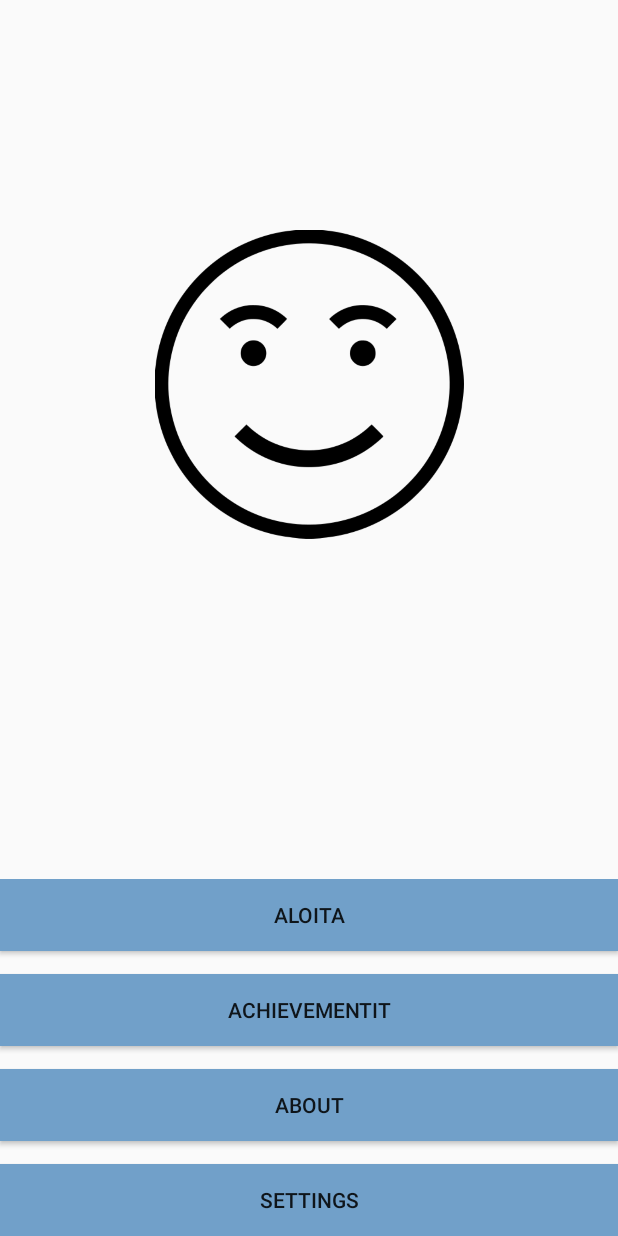
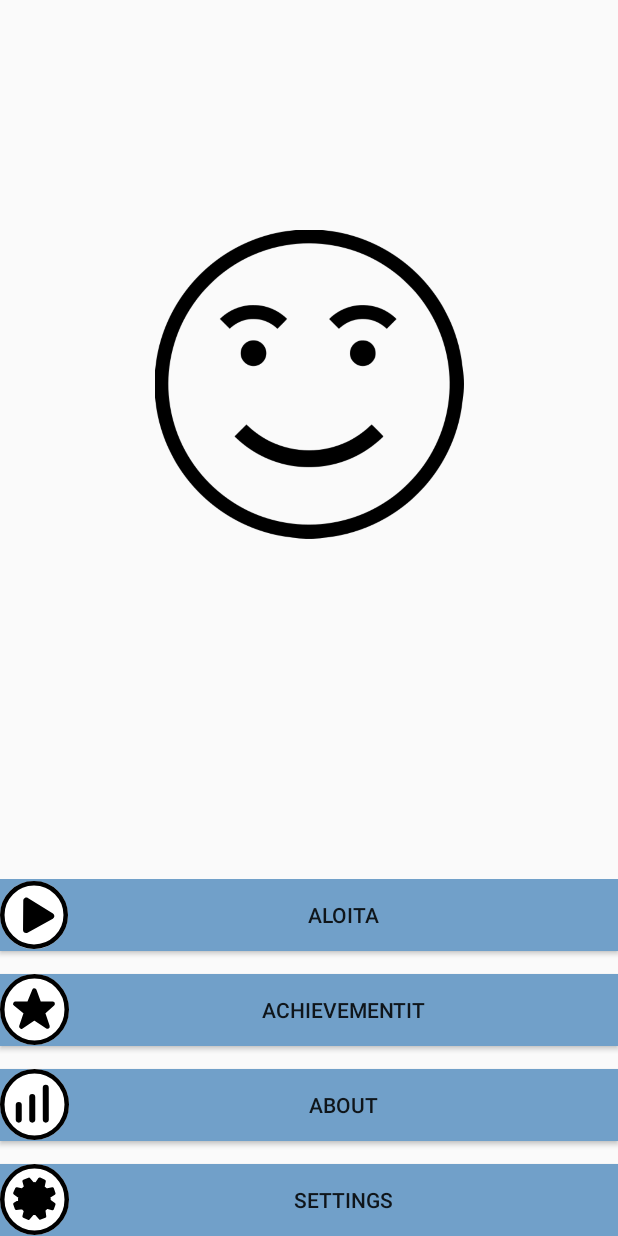
Before and after one commit to Malitsu/projectparsta, an Android app: the screen it shows after launch (MainActivity), on a phone screen of 412 x 824 dp. Run offline under Robolectric (Android 15) with nearby library versions, the phone set to English and light mode, and no system bars.

Commit message:
Add main menu icons.

```diff
--- /dev/null
+++ b/app/src/main/res/drawable/ic_aloita_peli_1.xml
@@ -0,0 +1,24 @@
+<vector xmlns:android="http://schemas.android.com/apk/res/android"
+    android:width="45dp"
+    android:height="45dp"
+    android:viewportWidth="45"
+    android:viewportHeight="45">
+  <path
+      android:pathData="M22.5,22.5m-22.5,0a22.5,22.5 0,1 1,45 0a22.5,22.5 0,1 1,-45 0"
+      android:strokeWidth="3"
+      android:fillColor="#fff"
+      android:strokeColor="#00000000"/>
+  <path
+      android:pathData="M22.5,22.5m-21,0a21,21 0,1 1,42 0a21,21 0,1 1,-42 0"
+      android:strokeWidth="3"
+      android:fillColor="#00000000"
+      android:strokeColor="#000"/>
+  <path
+      android:fillColor="#FF000000"
+      android:pathData="M34.2332,23.609L17.4818,32.894C17.2632,33.0152 17.0759,32.9413 16.9837,32.8864C16.8914,32.8316 16.7371,32.7023 16.7391,32.4523L16.9011,12.9913C16.9032,12.7374 17.0635,12.6108 17.1588,12.558C17.2541,12.5051 17.4464,12.4363 17.6629,12.5691L34.2522,22.7451C34.4653,22.8758 34.4931,23.0752 34.4908,23.1825C34.4884,23.2898 34.4518,23.4878 34.2332,23.609Z"
+      android:strokeColor="#00000000"/>
+  <path
+      android:fillColor="#FF000000"
+      android:pathData="M18.387,14.7737L18.254,30.7503L32.006,23.1277L18.387,14.7737M16.4313,11.2455C17.0256,10.9161 17.7841,10.883 18.4475,11.2899L35.0369,21.4659C36.3429,22.267 36.3007,24.1787 34.9607,24.9215L18.2093,34.2065C16.8693,34.9493 15.2258,33.9719 15.2385,32.4399L15.4005,12.9788C15.407,12.2006 15.837,11.5749 16.4313,11.2455Z"
+      android:strokeColor="#00000000"/>
+</vector>
--- /dev/null
+++ b/app/src/main/res/drawable/ic_asetukset_1.xml
@@ -0,0 +1,30 @@
+<vector xmlns:android="http://schemas.android.com/apk/res/android"
+    android:width="46dp"
+    android:height="47dp"
+    android:viewportWidth="46"
+    android:viewportHeight="47">
+  <path
+      android:pathData="M0,23.5a23,23.5 0,1 0,46 0a23,23.5 0,1 0,-46 0z"
+      android:strokeWidth="3"
+      android:fillColor="#fff"
+      android:strokeColor="#00000000"
+      android:strokeLineCap="round"/>
+  <path
+      android:pathData="M1.5,23.5a21.5,22 0,1 0,43 0a21.5,22 0,1 0,-43 0z"
+      android:strokeWidth="3"
+      android:fillColor="#00000000"
+      android:strokeColor="#000"
+      android:strokeLineCap="round"/>
+  <path
+      android:fillColor="#FF000000"
+      android:pathData="M22.993,13.1h1.189l2.239,-3.177 3.135,1.378 -0.827,3.927 2.273,2.032 3.961,-0.827 1.068,3.031 -3.252,2.067v2.825l3.252,2.342 -1.068,2.962 -3.651,-1.033 -2.034,2 0.587,4.026 -3.1,1.206 -2.8,-3.049h-0.994Z"
+      android:strokeLineJoin="round"
+      android:strokeWidth="2"
+      android:strokeColor="#000"/>
+  <path
+      android:fillColor="#FF000000"
+      android:pathData="M22.7579,13.106h-0.855l-2.581,-3.108 -3.41,1.309 1,3.686 -1.929,2.239 -3.858,-0.861 -1.344,2.962 3.255,2.273v2.893l-3.255,2.032 1.068,2.928 4.134,-0.517 1.929,2 -1,3.755 3.031,1.309 2.852,-3.187h0.988Z"
+      android:strokeLineJoin="round"
+      android:strokeWidth="2"
+      android:strokeColor="#000"/>
+</vector>
--- /dev/null
+++ b/app/src/main/res/drawable/ic_saavutukset.xml
@@ -0,0 +1,22 @@
+<vector xmlns:android="http://schemas.android.com/apk/res/android"
+    android:width="46dp"
+    android:height="47dp"
+    android:viewportWidth="46"
+    android:viewportHeight="47">
+  <path
+      android:pathData="M0,23.5a23,23.5 0,1 0,46 0a23,23.5 0,1 0,-46 0z"
+      android:strokeWidth="3"
+      android:fillColor="#fff"
+      android:strokeColor="#00000000"/>
+  <path
+      android:pathData="M1.5,23.5a21.5,22 0,1 0,43 0a21.5,22 0,1 0,-43 0z"
+      android:strokeWidth="3"
+      android:fillColor="#00000000"
+      android:strokeColor="#000"/>
+  <path
+      android:fillColor="#FF000000"
+      android:pathData="M19.287,19.737l3.612,-8.783 3.226,8.783h8.961l-6.51,5.816 3.1,9.258 -8.773,-5.816 -8.644,5.816 3.1,-9.258 -7.159,-5.816Z"
+      android:strokeLineJoin="round"
+      android:strokeWidth="3"
+      android:strokeColor="#000"/>
+</vector>
--- /dev/null
+++ b/app/src/main/res/drawable/ic_tasot_1.xml
@@ -0,0 +1,36 @@
+<vector xmlns:android="http://schemas.android.com/apk/res/android"
+    android:width="46dp"
+    android:height="47dp"
+    android:viewportWidth="46"
+    android:viewportHeight="47">
+  <path
+      android:pathData="M0,23.5a23,23.5 0,1 0,46 0a23,23.5 0,1 0,-46 0z"
+      android:strokeWidth="3"
+      android:fillColor="#fff"
+      android:strokeColor="#00000000"
+      android:strokeLineCap="round"/>
+  <path
+      android:pathData="M1.5,23.5a21.5,22 0,1 0,43 0a21.5,22 0,1 0,-43 0z"
+      android:strokeWidth="3"
+      android:fillColor="#00000000"
+      android:strokeColor="#000"
+      android:strokeLineCap="round"/>
+  <path
+      android:pathData="M21.517,33.5L21.5,18.5"
+      android:strokeWidth="4"
+      android:fillColor="#00000000"
+      android:strokeColor="#000"
+      android:strokeLineCap="round"/>
+  <path
+      android:pathData="M12.5,33.5L12.5,23.86"
+      android:strokeWidth="4"
+      android:fillColor="#00000000"
+      android:strokeColor="#000"
+      android:strokeLineCap="round"/>
+  <path
+      android:pathData="M30.535,33.5L30.5,12.5"
+      android:strokeWidth="4"
+      android:fillColor="#00000000"
+      android:strokeColor="#000"
+      android:strokeLineCap="round"/>
+</vector>
--- a/app/src/main/res/layout/activity_main.xml
+++ b/app/src/main/res/layout/activity_main.xml
@@ -30,6 +30,7 @@
             android:layout_marginBottom="15dp"
             android:onClick="startClick"
             android:id="@+id/start"
+            android:drawableLeft="@drawable/ic_aloita_peli_1"
             />
 
         <Button
@@ -40,6 +41,7 @@
             android:layout_marginBottom="15dp"
             android:onClick="achivClick"
             android:id="@+id/achievements"
+            android:drawableLeft="@drawable/ic_saavutukset"
             />
 
         <Button
@@ -50,6 +52,7 @@
             android:layout_marginBottom="15dp"
             android:onClick="about"
             android:id="@+id/about"
+            android:drawableLeft="@drawable/ic_tasot_1"
             />
 
         <Button
@@ -59,6 +62,7 @@
             android:background="@color/colorPrimary"
             android:onClick="settings"
             android:id="@+id/settings"
+            android:drawableLeft="@drawable/ic_asetukset_1"
             />
     </LinearLayout>
 </RelativeLayout>
```
